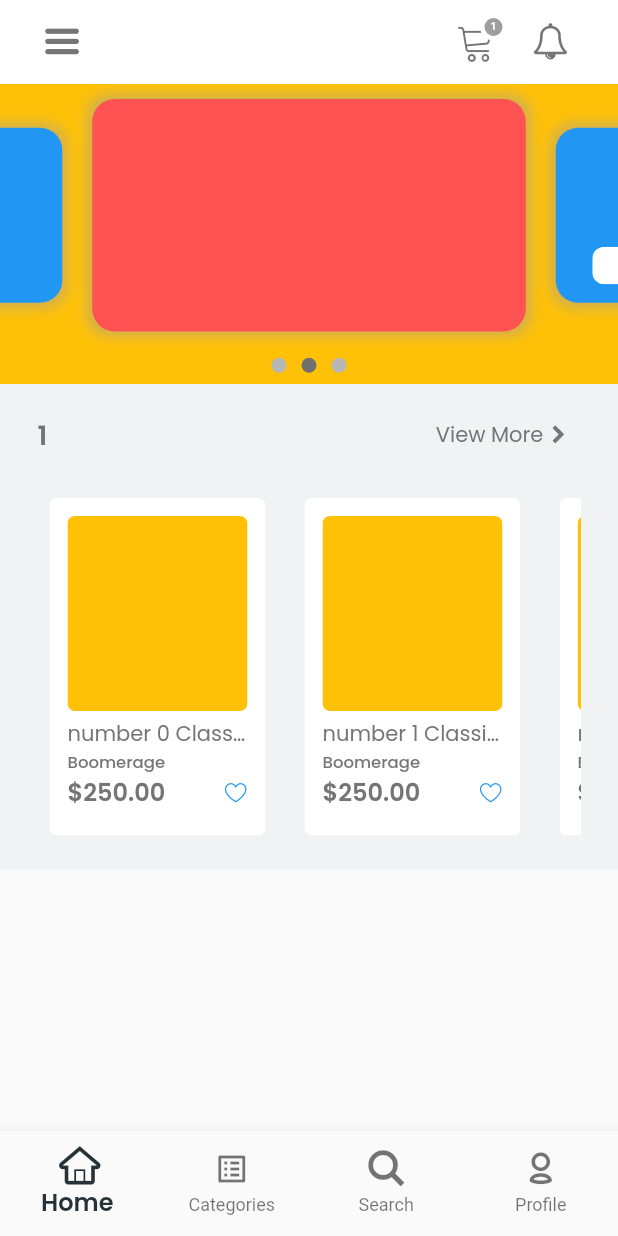
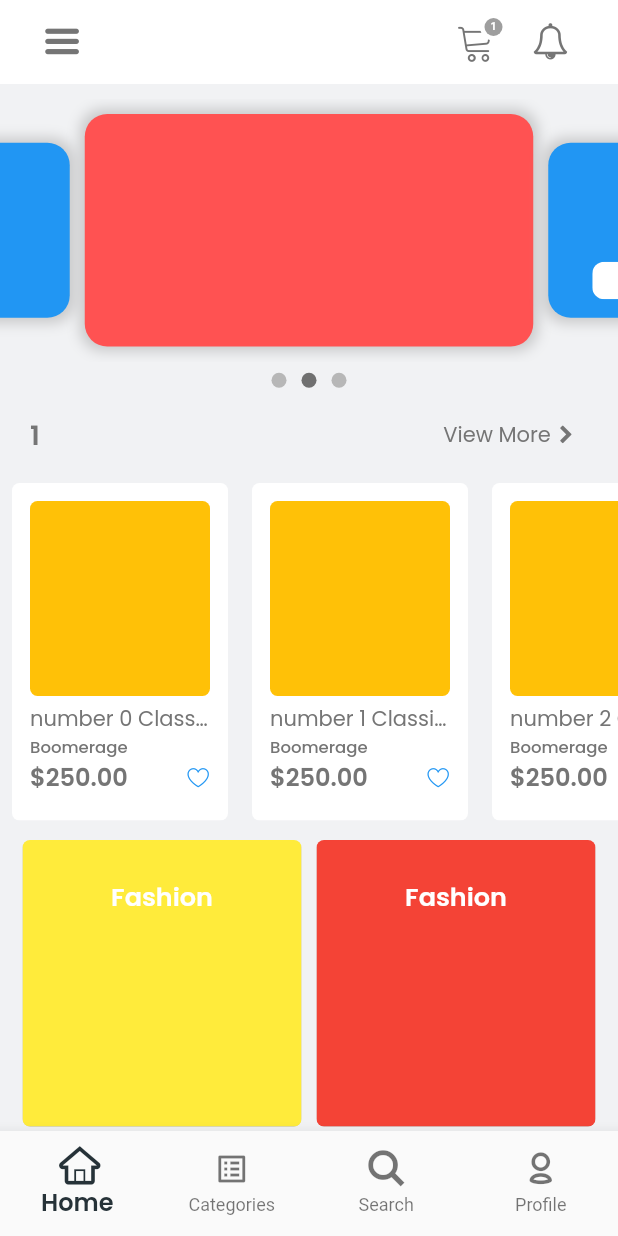
Before and after one commit to HamiiidAsgarian/flutter-tech-commerce-Cargo-, a Flutter app: the screen it shows after launch, on a phone screen of 412 x 824 dp. Run offline on Flutter 3.47's test engine with Material 2 defaults, Android fonts, the phone set to English and light mode, and no system bars.

Commit message:
homescreen has been adjusted with real phone proportions

```diff
--- a/lib/provider_model.dart
+++ b/lib/provider_model.dart
@@ -2,10 +2,20 @@ import 'package:flutter/cupertino.dart';
 
 class ProviderModel extends ChangeNotifier {
   int appBarSelectedIndex = 0;
+  PageController pgc = PageController(
+    initialPage: 0,
+  );
+
+  void onp(int index) {
+    pgc.jumpToPage(appBarSelectedIndex);
+  }
 
   void onItemTapped(int index) {
     appBarSelectedIndex = index;
     print("Provider Nav index: $appBarSelectedIndex");
+
+    pgc.jumpToPage(index);
+
     notifyListeners();
   }
 }
--- a/lib/screens/00_main_frame_screen.dart
+++ b/lib/screens/00_main_frame_screen.dart
@@ -7,6 +7,9 @@ import 'package:commerce_app/screens/03_search_screen.dart';
 import 'package:commerce_app/widgets/navAndAppbar.dart';
 import 'package:flutter/material.dart';
 import 'package:provider/provider.dart';
+
+import '02_category_screen.dart';
+import '04_Profile_screen2.dart';
 
 // import '../consts.dart';
 
@@ -19,19 +22,26 @@ class _MainScreenState extends State<MainScreen> {
   int currentpage1 = 0;
   List<Widget> screens = [
     HomeScreen(),
-    // CategoryScreen(),
+    CategoryScreen(),
     SearchScreen(),
-    // ProfileScreen2(),
+    ProfileScreen2(),
   ];
-
   @override
   Widget build(BuildContext context) {
+    // pageController1.jumpTo(1);
     return Consumer<ProviderModel>(builder: (context, vals, child) {
+      print(vals.appBarSelectedIndex);
+
       return Scaffold(
         extendBodyBehindAppBar:
             true, //////////* for fixing one pixle gap under the appbar
         bottomNavigationBar: MyBottomNavigationBar(),
-        body: SafeArea(child: screens[vals.appBarSelectedIndex]),
+        // screens[vals.appBarSelectedIndex
+        body: SafeArea(
+            child: PageView(
+                physics: NeverScrollableScrollPhysics(),
+                children: screens,
+                controller: vals.pgc)),
         // screens[Provider.of<ProviderModel>(context).appBarSelectedIndex]
       );
     });
--- a/lib/screens/01_home_screen.dart
+++ b/lib/screens/01_home_screen.dart
@@ -2,6 +2,7 @@ import 'package:commerce_app/style/my_flutter_app_icons.dart';
 import 'package:commerce_app/widgets/appbar.dart';
 import 'package:commerce_app/widgets/carousel.dart';
 import 'package:commerce_app/widgets/forCategorySection.dart';
+import 'package:commerce_app/widgets/windows_category-section.dart';
 import 'package:flutter/material.dart';
 
 import '../consts.dart';
@@ -27,6 +28,7 @@ class HomeScreen extends StatelessWidget {
     //       HorizontalItemsList(sectionTitle: "For men1", itemsList: testL),
     // );
     return Scaffold(
+        backgroundColor: cBackgroundGrey,
         appBar: const MyAppBar(
           leadingIcon: Icon(
             MyFlutterApp.menu,
@@ -34,9 +36,16 @@ class HomeScreen extends StatelessWidget {
             color: appBargrey,
           ),
         ),
-        body: Column(
+        body: SingleChildScrollView(
+          child: Column(
             children: [
+              SizedBox(height: 10),
               Carousel(),
+              HorizontalItemsList(
+                sectionTitle: "1",
+                itemsList: fakeList5,
+              ),
+              WindowsCategorySection(),
               HorizontalItemsList(
                 sectionTitle: "1",
                 itemsList: fakeList5,
@@ -45,6 +54,7 @@ class HomeScreen extends StatelessWidget {
               //   child: ItemsColumnMaker(itemRows: fakeList1),
               // ),
             ],
+          ),
         ));
   }
 }
--- a/lib/widgets/carousel.dart
+++ b/lib/widgets/carousel.dart
@@ -81,7 +81,7 @@ class _CarouselState extends State<Carousel> {
     return Container(
       height: 200,
       //////////////////////////////////////////* whole slider bar
-      color: Colors.amber, //NOTE: debuging color
+      // color: Colors.amber, //NOTE: debuging color
       // color: cBackgroundGrey,
       child: Column(children: [
         Expanded(
@@ -155,10 +155,10 @@ class _SlideState extends State<Slide> {
             width: 400,
             child: Stack(
               children: [
-                //////////////////////////////////////////////////////// * counter dots
-
                 Align(
                   child: Container(
+                    margin:
+                        const EdgeInsets.symmetric(horizontal: 5, vertical: 10),
                     ////////////////////////////////////* main slide
                     decoration: BoxDecoration(
                       borderRadius: const BorderRadius.all(Radius.circular(15)),
@@ -173,8 +173,6 @@ class _SlideState extends State<Slide> {
                         ),
                       ],
                     ),
-                    margin: const EdgeInsets.all(10),
-                    // margin: const EdgeInsets.all(8.0),
                   ),
                 ),
                 //////////////////////////////////////////////////////// * label
--- a/lib/widgets/forCategorySection.dart
+++ b/lib/widgets/forCategorySection.dart
@@ -12,11 +12,13 @@ class HorizontalItemsList extends StatelessWidget {
   @override
   Widget build(BuildContext context) {
     return Container(
-      padding: const EdgeInsets.only(left: 25, right: 25, top: 10, bottom: 5),
+      padding: const EdgeInsets.only(left: 0, right: 0, top: 0, bottom: 0),
       color: cBackgroundGrey,
       child: Column(children: [
         // SizedBox(height: 10),
-        CategoryTitle(sectionTitle: sectionTitle),
+        Padding(
+            padding: EdgeInsets.symmetric(horizontal: 20),
+            child: CategoryTitle(sectionTitle: sectionTitle)),
         Container(
           // height: 270,
           child: RowListedItems(itemsList: itemsList),
@@ -49,9 +51,9 @@ class RowListedItems extends StatelessWidget {
       child: Row(
           children: itemsList!
               .map((e) => Container(
-                  // color: Colors.white,
-                  padding:
-                      const EdgeInsets.only(right: 10, bottom: 10, top: 10),
+                  margin: EdgeInsets.all(0),
+                  // color: Colors.red,
+                  // padding: const EdgeInsets.only(right: 0, bottom: 0, top: 0),
                   child: Item(title: e)))
               .toList()),
     );
--- a/lib/widgets/windows_category-section.dart
+++ b/lib/widgets/windows_category-section.dart
@@ -11,10 +11,12 @@ class WindowsCategorySection extends StatelessWidget {
   Widget build(BuildContext context) {
     return Container(
       color: cBackgroundGrey,
-      padding: const EdgeInsets.symmetric(horizontal: 20),
+      padding: const EdgeInsets.symmetric(horizontal: 10),
 
       ///*    15px instead of 25px because the children padding adds 10px from the sides,
       child: Wrap(
+        runSpacing: 0,
+        spacing: 0,
         children: const [
           ScreenWidthSizedContainer(color: Colors.yellow),
           ScreenWidthSizedContainer(color: Colors.red),
@@ -31,31 +33,36 @@ class ScreenWidthSizedContainer extends StatelessWidget {
   final Color? color;
   @override
   Widget build(BuildContext context) {
-    return Container(
-      padding: const EdgeInsets.all(5),
+    return Padding(
+      padding: EdgeInsets.all(5),
+      child: Container(
         height: (MediaQuery.of(context).size.width / 2) -
-          25, //////////* 25px for the 25px of section padding
-      width: (MediaQuery.of(context).size.width / 2) - 25,
-      // color: Colors.amber,               //////////////////////////// * item main frame
+            15, //////////* 25px for the 25px of section padding
+        width: (MediaQuery.of(context).size.width / 2) - 20,
         child: ClipRRect(
-        borderRadius: const BorderRadius.all(Radius.circular(5)),
-        child: TextButton(
+          borderRadius: BorderRadius.circular(5),
+          child: RawMaterialButton(
+            splashColor: cBackgroundGrey.withOpacity(0.5),
+            fillColor: color,
             onPressed: () =>
                 Navigator.push(context, MaterialPageRoute(builder: (context) {
               return const CategoryScreen();
             })),
             child: Stack(children: [
-            Container(
-              color: color,
-            ),
               Align(
                 alignment: const Alignment(0, -0.7),
-              child: Text("Fashion accessoars",
+                child: FittedBox(
+                  child: Padding(
+                    padding: EdgeInsets.symmetric(horizontal: 10),
+                    child: Text("Fashion ",
                         textAlign: TextAlign.center,
                         style: priceFontStyle.copyWith(
                             fontSize: 17, color: Colors.white)),
+                  ),
+                ),
               )
             ]),
+          ),
         ),
       ),
     );
```
Also changed, not shown: lib/screens/03_search_screen.dart (+20 -9 lines). Lines whose indentation alone changed are shown as unchanged.
